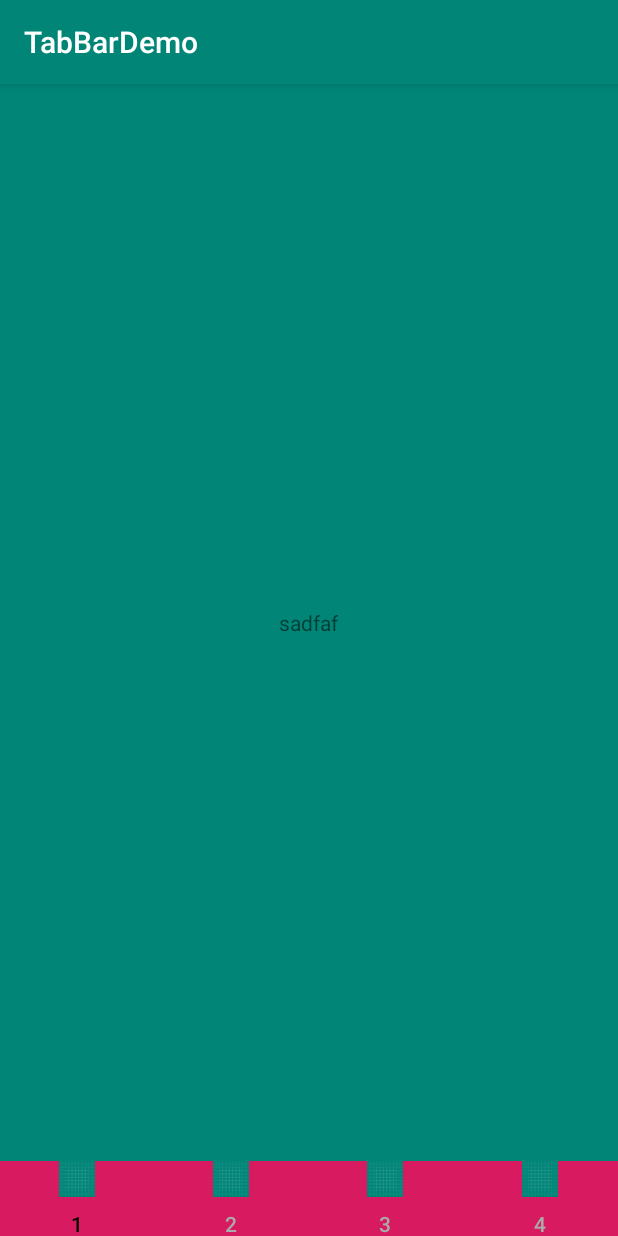
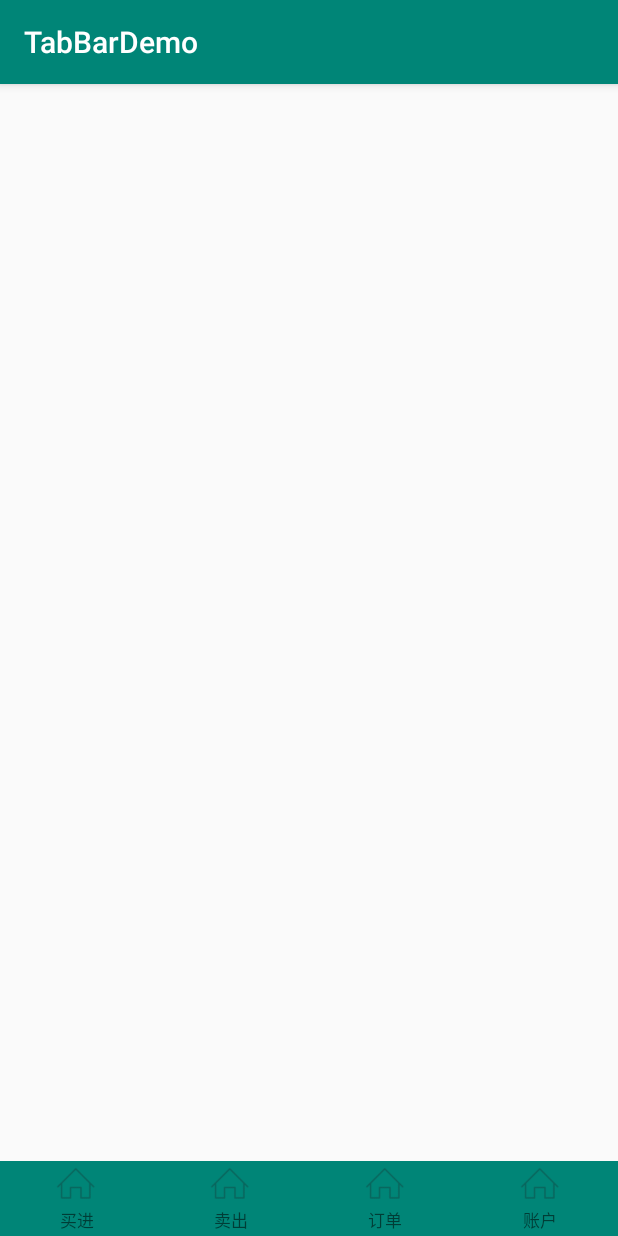
Before and after one commit to Catherinelhl/TabBarDemo, an Android app: the screen it shows after launch (MainJActivity), on a phone screen of 412 x 824 dp. Run offline under Robolectric (Android 15) with nearby library versions, the phone set to English and light mode, and no system bars; our stand-ins replace ButterKnife.

```diff
--- a/app/src/main/AndroidManifest.xml
+++ b/app/src/main/AndroidManifest.xml
@@ -9,7 +9,7 @@
             android:roundIcon="@mipmap/ic_launcher_round"
             android:supportsRtl="true"
             android:theme="@style/AppTheme">
-        <activity android:name=".MainJActivity">
+        <activity android:name=".activity.MainJActivity">
             <intent-filter>
                 <action android:name="android.intent.action.MAIN"/>
 
--- a/app/src/main/java/bcaas/io/tabbardemo/MainJActivity.java
+++ /dev/null
@@ -1,100 +0,0 @@
-package bcaas.io.tabbardemo;
-
-import android.os.Bundle;
-import android.support.design.widget.TabLayout;
-import android.support.v4.app.Fragment;
-import android.support.v7.app.AppCompatActivity;
-
-import java.util.ArrayList;
-import java.util.List;
-
-/**
- * @author catherine.brainwilliam
- * @since 2018/12/3
- */
-public class MainJActivity extends AppCompatActivity {
-    private TabLayout mTabLayout;
-    private List<Fragment> mFragmensts;
-
-    @Override
-    protected void onCreate(Bundle savedInstanceState) {
-        super.onCreate(savedInstanceState);
-        setContentView(R.layout.activity_main);
-        mFragmensts = new ArrayList<>();
-        initView();
-
-    }
-
-    private void initView() {
-        mTabLayout = (TabLayout) findViewById(R.id.bottom_tab_layout);
-        for (int i = 0; i < 4; i++) {
-            if (i%2==0) {
-                OneFragment fragment = new OneFragment();
-                fragment.setText(" 当前页面:" + i);
-                mFragmensts.add(fragment);
-            }else{
-                TwoFragment twoFragment=new TwoFragment();
-                twoFragment.setText(" 当前页面:" + i);
-                mFragmensts.add(twoFragment);
-
-            }
-        }
-
-        mTabLayout.addOnTabSelectedListener(new TabLayout.OnTabSelectedListener() {
-            @Override
-            public void onTabSelected(TabLayout.Tab tab) {
-                onTabItemSelected(tab.getPosition());
-
-                //改变Tab 状态
-                for (int i = 0; i < mTabLayout.getTabCount(); i++) {
-                    if (i == tab.getPosition()) {
-                        mTabLayout.getTabAt(i).setIcon(getResources().getDrawable(R.drawable.ic_launcher_background));
-                    } else {
-                        mTabLayout.getTabAt(i).setIcon(getResources().getDrawable(R.drawable.ic_launcher_background));
-                    }
-                }
-
-            }
-
-            @Override
-            public void onTabUnselected(TabLayout.Tab tab) {
-
-            }
-
-            @Override
-            public void onTabReselected(TabLayout.Tab tab) {
-
-            }
-        });
-
-        mTabLayout.addTab(mTabLayout.newTab().setIcon(getResources().getDrawable(R.drawable.ic_launcher_background)).setText("1"));
-        mTabLayout.addTab(mTabLayout.newTab().setIcon(getResources().getDrawable(R.drawable.ic_launcher_background)).setText("2"));
-        mTabLayout.addTab(mTabLayout.newTab().setIcon(getResources().getDrawable(R.drawable.ic_launcher_background)).setText("3"));
-        mTabLayout.addTab(mTabLayout.newTab().setIcon(getResources().getDrawable(R.drawable.ic_launcher_background)).setText("4"));
-
-    }
-
-    private void onTabItemSelected(int position) {
-        Fragment fragment  = mFragmensts.get(position);
-        System.out.println("onTabItemSelected"+position);
-//        switch (position) {
-//            case 0:
-//                fragment = mFragmensts.get(0);
-//                break;
-//            case 1:
-//                fragment = mFragmensts[1];
-//                break;
-//
-//            case 2:
-//                fragment = mFragmensts[2];
-//                break;
-//            case 3:
-//                fragment = mFragmensts[3];
-//                break;
-//        }
-        if (fragment != null) {
-            getSupportFragmentManager().beginTransaction().replace(R.id.home_container, fragment).commit();
-        }
-    }
-
-}
--- a/app/src/main/java/bcaas/io/tabbardemo/MainActivity.kt
+++ b/app/src/main/java/bcaas/io/tabbardemo/activity/MainActivity.kt
@@ -1,7 +1,8 @@
-package bcaas.io.tabbardemo
+package bcaas.io.tabbardemo.activity
 
 import android.support.v7.app.AppCompatActivity
 import android.os.Bundle
+import bcaas.io.tabbardemo.R
 
 class MainActivity : AppCompatActivity() {
 
--- /dev/null
+++ b/app/src/main/java/bcaas/io/tabbardemo/activity/MainJActivity.java
@@ -0,0 +1,134 @@
+package bcaas.io.tabbardemo.activity;
+
+import android.os.Bundle;
+import android.support.design.widget.TabLayout;
+import android.support.v4.app.Fragment;
+import android.support.v7.app.AppCompatActivity;
+import android.util.Log;
+import android.widget.FrameLayout;
+import android.widget.ImageButton;
+import android.widget.TextView;
+import bcaas.io.tabbardemo.R;
+import bcaas.io.tabbardemo.fragment.OneFragment;
+import bcaas.io.tabbardemo.fragment.TwoFragment;
+import bcaas.io.tabbardemo.maker.DataGenerationRegister;
+import butterknife.BindView;
+import butterknife.ButterKnife;
+
+import java.util.ArrayList;
+import java.util.List;
+
+/**
+ * @author catherine.brainwilliam
+ * @since 2018/12/3
+ */
+public class MainJActivity extends AppCompatActivity {
+    @BindView(R.id.home_container)
+    FrameLayout homeContainer;
+    @BindView(R.id.bottom_tab_layout)
+    TabLayout bottomTabLayout;
+    private List<Fragment> fragments;
+
+    private DataGenerationRegister dataGenerationRegister;
+
+    @Override
+    protected void onCreate(Bundle savedInstanceState) {
+        super.onCreate(savedInstanceState);
+        setContentView(R.layout.activity_main);
+        ButterKnife.bind(this);
+        fragments = new ArrayList<>();
+        dataGenerationRegister = new DataGenerationRegister();
+        initView();
+        initListener();
+    }
+
+    private void initListener() {
+        bottomTabLayout.addOnTabSelectedListener(new TabLayout.OnTabSelectedListener() {
+            @Override
+            public void onTabSelected(TabLayout.Tab tab) {
+                System.out.println("onTabSelected");
+                onTabItemSelected(tab.getPosition());
+                TextView textView=tab.getCustomView().findViewById(R.id.tv_tab_title);
+                textView.setSelected(true);
+                textView.setTextColor(getResources().getColor(R.color.colorAccent));
+                ImageButton imageButton=tab.getCustomView().findViewById(R.id.ib_tab_drawable);
+                imageButton.setImageResource(R.drawable.icon_home_f);
+                imageButton.setSelected(true);
+//                //改变Tab 状态
+//                for (int i = 0; i < bottomTabLayout.getTabCount(); i++) {
+//                    bottomTabLayout.getTabAt(i).setIcon(getResources().getDrawable(dataGenerationRegister.getTabDrawable(i, i == tab.getPosition())));
+//                }
+
+            }
+
+            @Override
+            public void onTabUnselected(TabLayout.Tab tab) {
+                System.out.println("onTabUnselected");
+                TextView textView=tab.getCustomView().findViewById(R.id.tv_tab_title);
+                textView.setTextColor(getResources().getColor(R.color.grey));
+                textView.setSelected(false);
+                ImageButton imageButton=tab.getCustomView().findViewById(R.id.ib_tab_drawable);
+                imageButton.setImageResource(R.drawable.icon_home);
+                imageButton.setSelected(false);
+            }
+
+            @Override
+            public void onTabReselected(TabLayout.Tab tab) {
+                System.out.println("onTabReselected");
+                TextView textView=tab.getCustomView().findViewById(R.id.tv_tab_title);
+                textView.setTextColor(getResources().getColor(R.color.colorAccent));
+                textView.setSelected(true);
+                ImageButton imageButton=tab.getCustomView().findViewById(R.id.ib_tab_drawable);
+                imageButton.setImageResource(R.drawable.icon_home_f);
+                imageButton.setSelected(true);
+            }
+        });
+    }
+
+    private void initView() {
+        for (int i = 0; i < 4; i++) {
+            if (i % 2 == 0) {
+                OneFragment fragment = new OneFragment();
+                fragment.setText(" 当前页面:" + i);
+                fragments.add(fragment);
+            } else {
+                TwoFragment twoFragment = new TwoFragment();
+                twoFragment.setText(" 当前页面:" + i);
+                fragments.add(twoFragment);
+
+            }
+        }
+//        ColorStateList colorStateList = ColorStateList.valueOf(getResources().getColor(R.color.colorAccent));
+//        bottomTabLayout.setTabTextColors(colorStateList);
+//        bottomTabLayout.setTabTextColors(getResources().getColor(R.color.grey), getResources().getColor(R.color.orange));
+        for (int i = 0; i < fragments.size(); i++) {
+            TabLayout.Tab tab = bottomTabLayout.newTab();
+//            tab.setIcon(getResources().getDrawable(dataGenerationRegister.getTabDrawable(i, false)));
+//            tab.setText(dataGenerationRegister.getTabTitle(i));
+            //自定义布局-----
+            tab.setCustomView(R.layout.tab_item);
+            ImageButton imageButton = tab.getCustomView().findViewById(R.id.ib_tab_drawable);
+            imageButton.setImageResource(dataGenerationRegister.getTabDrawable(i, false));
+            TextView textView = tab.getCustomView().findViewById(R.id.tv_tab_title);
+            textView.setText(dataGenerationRegister.getTabTitle(i));
+//            if (i == 0) {
+//                tab.getCustomView().setSelected(true);
+//            }
+            //自定义布局-----
+
+
+            bottomTabLayout.addTab(tab);
+        }
+        bottomTabLayout.getTabAt(0).getCustomView().setSelected(true);
+
+    }
+
+    private void onTabItemSelected(int position) {
+        Fragment fragment = fragments.get(position);
+        System.out.println("onTabItemSelected" + position);
+        if (fragment != null) {
+            getSupportFragmentManager().beginTransaction().replace(R.id.home_container, fragment).commit();
+        }
+    }
+
+}
--- a/app/src/main/java/bcaas/io/tabbardemo/FragmentAdapter.java
+++ b/app/src/main/java/bcaas/io/tabbardemo/adapter/FragmentAdapter.java
@@ -1,4 +1,4 @@
-package bcaas.io.tabbardemo;
+package bcaas.io.tabbardemo.adapter;
 
 import android.support.v4.app.Fragment;
 import android.support.v4.app.FragmentManager;
--- a/app/src/main/java/bcaas/io/tabbardemo/TwoFragment.java
+++ b/app/src/main/java/bcaas/io/tabbardemo/fragment/OneFragment.java
@@ -1,13 +1,15 @@
-package bcaas.io.tabbardemo;
+package bcaas.io.tabbardemo.fragment;
 
 import android.os.Bundle;
 import android.support.annotation.NonNull;
 import android.support.annotation.Nullable;
 import android.support.v4.app.Fragment;
+import android.util.Log;
 import android.view.LayoutInflater;
 import android.view.View;
 import android.view.ViewGroup;
 import android.widget.TextView;
+import bcaas.io.tabbardemo.R;
 import butterknife.BindView;
 import butterknife.ButterKnife;
 import butterknife.Unbinder;
@@ -16,7 +18,7 @@ import butterknife.Unbinder;
  * @author catherine.brainwilliam
  * @since 2018/12/3
  */
-public class TwoFragment extends Fragment {
+public class OneFragment extends Fragment {
 
 
     @BindView(R.id.tv_text)
@@ -26,7 +28,7 @@ public class TwoFragment extends Fragment {
     @Nullable
     @Override
     public View onCreateView(@NonNull LayoutInflater inflater, @Nullable ViewGroup container, @Nullable Bundle savedInstanceState) {
-        View view = inflater.inflate(R.layout.fragment_two, container,false);
+        View view = inflater.inflate(R.layout.fragment_one, container,false);
         unbinder = ButterKnife.bind(this, view);
         return view;
     }
--- a/app/src/main/java/bcaas/io/tabbardemo/OneFragment.java
+++ b/app/src/main/java/bcaas/io/tabbardemo/fragment/TwoFragment.java
@@ -1,14 +1,14 @@
-package bcaas.io.tabbardemo;
+package bcaas.io.tabbardemo.fragment;
 
 import android.os.Bundle;
 import android.support.annotation.NonNull;
 import android.support.annotation.Nullable;
 import android.support.v4.app.Fragment;
-import android.util.Log;
 import android.view.LayoutInflater;
 import android.view.View;
 import android.view.ViewGroup;
 import android.widget.TextView;
+import bcaas.io.tabbardemo.R;
 import butterknife.BindView;
 import butterknife.ButterKnife;
 import butterknife.Unbinder;
@@ -17,7 +17,7 @@ import butterknife.Unbinder;
  * @author catherine.brainwilliam
  * @since 2018/12/3
  */
-public class OneFragment extends Fragment {
+public class TwoFragment extends Fragment {
 
 
     @BindView(R.id.tv_text)
@@ -27,7 +27,7 @@ public class OneFragment extends Fragment {
     @Nullable
     @Override
     public View onCreateView(@NonNull LayoutInflater inflater, @Nullable ViewGroup container, @Nullable Bundle savedInstanceState) {
-        View view = inflater.inflate(R.layout.fragment_one, container,false);
+        View view = inflater.inflate(R.layout.fragment_two, container,false);
         unbinder = ButterKnife.bind(this, view);
         return view;
     }
--- /dev/null
+++ b/app/src/main/java/bcaas/io/tabbardemo/maker/DataGenerationRegister.java
@@ -0,0 +1,55 @@
+package bcaas.io.tabbardemo.maker;
+
+import bcaas.io.tabbardemo.R;
+
+import java.util.ArrayList;
+import java.util.List;
+
+/**
+ * @author catherine.brainwilliam
+ * @since 2018/12/4
+ * <p>
+ * 数据生成寄存器
+ */
+public class DataGenerationRegister {
+
+    private List<String> tabTitles = new ArrayList<>();
+    private List<Integer> tabDrawables = new ArrayList<>();
+    private List<Integer> tabFocusDrawables = new ArrayList<>();
+    private int count;
+
+    public DataGenerationRegister() {
+        super();
+        initData();
+    }
+
+    private void initData() {
+        tabTitles.add("买进");
+        tabTitles.add("卖出");
+        tabTitles.add("订单");
+        tabTitles.add("账户");
+        count = tabTitles.size();
+        tabDrawables.add(R.drawable.icon_home);
+        tabDrawables.add(R.drawable.icon_home);
+        tabDrawables.add(R.drawable.icon_home);
+        tabDrawables.add(R.drawable.icon_home);
+        tabFocusDrawables.add(R.drawable.icon_home_f);
+        tabFocusDrawables.add(R.drawable.icon_home_f);
+        tabFocusDrawables.add(R.drawable.icon_home_f);
+        tabFocusDrawables.add(R.drawable.icon_home_f);
+    }
+
+    public String getTabTitle(int position) {
+        if (position >= count) {
+            return "";
+        }
+        return tabTitles.get(position);
+    }
+
+    public int getTabDrawable(int position, boolean isSelect) {
+        if (position >= count) {
+            return 0;
+        }
+        return isSelect ? tabFocusDrawables.get(position) : tabDrawables.get(position);
+    }
+}
--- /dev/null
+++ b/app/src/main/res/drawable/selector_radio_button_home.xml
@@ -0,0 +1,5 @@
+<?xml version="1.0" encoding="utf-8"?>
+<selector xmlns:android="http://schemas.android.com/apk/res/android">
+    <item android:drawable="@drawable/icon_home_f" android:state_checked="true" />
+    <item android:drawable="@drawable/icon_home" android:state_checked="false" />
+</selector>
--- /dev/null
+++ b/app/src/main/res/drawable/selector_tv_home.xml
@@ -0,0 +1,5 @@
+<?xml version="1.0" encoding="utf-8"?>
+<selector xmlns:android="http://schemas.android.com/apk/res/android">
+    <item android:drawable="@drawable/icon_home_f" android:state_checked="true" />
+    <item android:drawable="@drawable/icon_home" android:state_checked="false" />
+</selector>
--- a/app/src/main/res/layout/activity_main.xml
+++ b/app/src/main/res/layout/activity_main.xml
@@ -5,12 +5,11 @@
         xmlns:app="http://schemas.android.com/apk/res-auto"
         android:layout_width="match_parent"
         android:layout_height="match_parent"
-        tools:context=".MainActivity">
+        tools:context=".activity.MainActivity">
 
     <FrameLayout
             android:id="@+id/home_container"
             android:layout_width="match_parent"
-            android:background="@color/colorPrimary"
             android:layout_height="match_parent"
             app:layout_constraintBottom_toBottomOf="@+id/bottom_tab_layout"
             tools:layout_editor_absoluteX="0dp"
@@ -21,7 +20,11 @@
             android:id="@+id/bottom_tab_layout"
             android:layout_width="match_parent"
             app:tabIndicatorHeight="0dp"
-            android:background="@color/colorAccent"
+            android:paddingTop="1dp"
+            android:paddingBottom="3dp"
+            android:background="@color/colorPrimary"
+            app:tabGravity="fill"
+            app:tabMode="fixed"
             app:layout_constraintBottom_toBottomOf="parent"
             app:tabSelectedTextColor="@android:color/black"
             app:tabTextColor="@android:color/darker_gray"
--- /dev/null
+++ b/app/src/main/res/layout/tab_item.xml
@@ -0,0 +1,28 @@
+<?xml version="1.0" encoding="utf-8"?>
+<LinearLayout
+        xmlns:android="http://schemas.android.com/apk/res/android"
+        xmlns:tools="http://schemas.android.com/tools"
+        android:layout_width="match_parent"
+        android:layout_height="50dp"
+        android:gravity="center"
+        android:orientation="vertical"
+        tools:context=".activity.MainActivity">
+    <ImageButton
+            android:id="@+id/ib_tab_drawable"
+            android:layout_width="30dp"
+            android:background="#00000000"
+            android:layout_gravity="bottom|center_horizontal"
+            android:scaleType="fitCenter"
+            android:src="@drawable/selector_radio_button_home"
+            android:layout_height="30dp"/>
+
+    <TextView
+            android:id="@+id/tv_tab_title"
+            android:layout_width="wrap_content"
+            android:text="asdfaf"
+            android:layout_gravity="top|center_horizontal"
+            android:textSize="11sp"
+            android:layout_height="wrap_content"/>
+
+
+</LinearLayout>
--- a/app/src/main/res/values/colors.xml
+++ b/app/src/main/res/values/colors.xml
@@ -3,4 +3,7 @@
     <color name="colorPrimary">#008577</color>
     <color name="colorPrimaryDark">#00574B</color>
     <color name="colorAccent">#D81B60</color>
+    <color name="white">#ffffff</color>
+    <color name="grey">#999999</color>
+    <color name="orange">#EC5E59</color>
 </resources>
```
Also changed, not shown: app/src/main/res/drawable/icon_home.png (added), app/src/main/res/drawable/icon_home_f.png (added).
